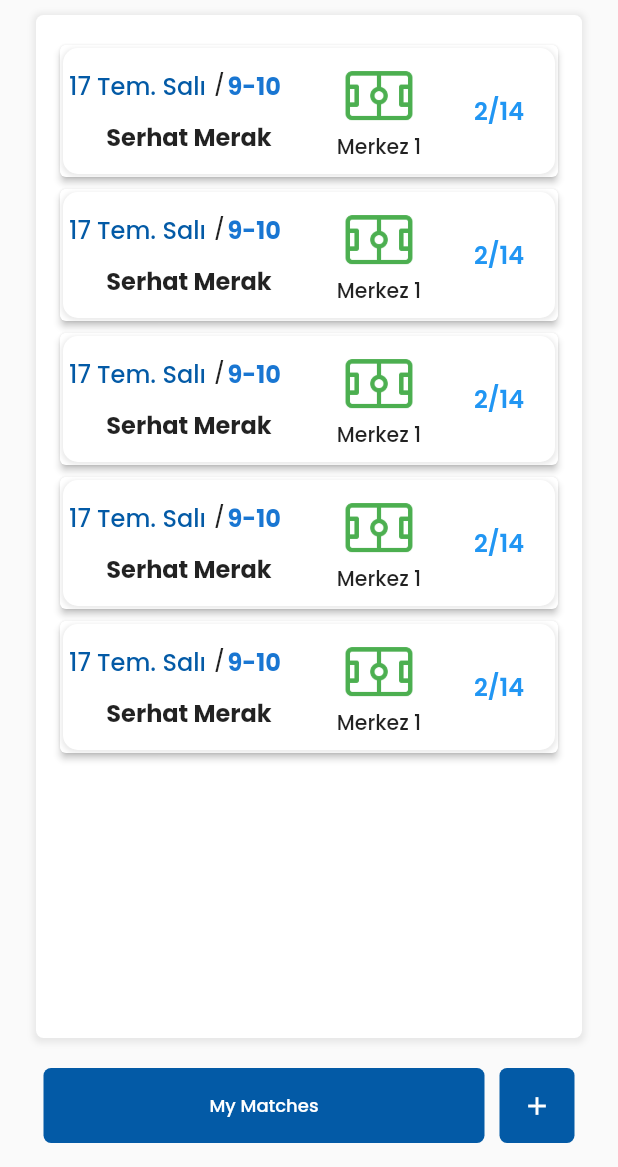
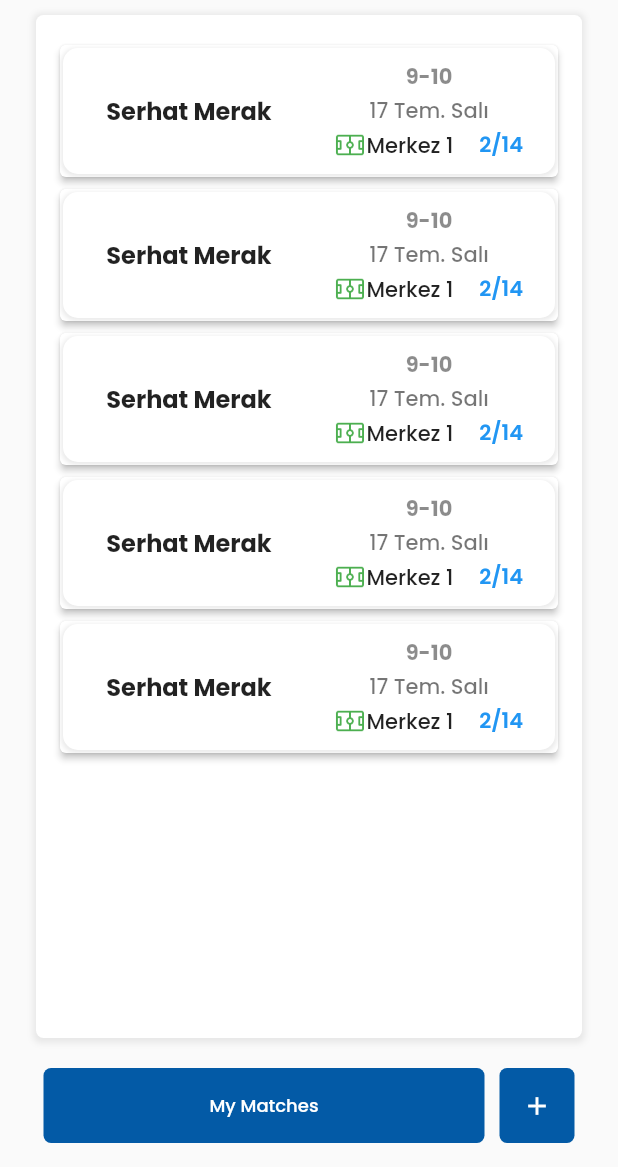
Before and after one commit to merakserhat/BilFoot2-combined, a Flutter app: the MatchListPage screen opened directly, on a phone screen of 412 x 824 dp, the part 69-1236 px from its top. Run offline on Flutter 3.47's test engine with Material 2 defaults, Android fonts, the phone set to English and light mode, and no system bars; our stand-ins replace auto_size_text, bloc, carousel_slider, equatable, firebase_auth, firebase_core and 6 more; missing offline and left inert: dart:ffi; accounts and stored records are empty; network calls fail.

Commit message:
further redesigns//waiting to be merged

```diff
--- a/BilFoot_flutter/bilfoot/lib/views/screens/match_page/widgets/match_list_item.dart
+++ b/BilFoot_flutter/bilfoot/lib/views/screens/match_page/widgets/match_list_item.dart
@@ -2,6 +2,7 @@ import 'package:bilfoot/config/constants/program_constants.dart';
 import 'package:bilfoot/data/models/match_model.dart';
 import 'package:bilfoot/views/screens/match_page/match_detailed_page.dart';
 import 'package:bilfoot/views/screens/match_page/widgets/match_info_card.dart';
+import 'package:bilfoot/views/screens/match_page/widgets/new_match_info_card.dart';
 import 'package:flutter/material.dart';
 
 class MatchListItem extends StatelessWidget {
@@ -16,7 +17,7 @@ class MatchListItem extends StatelessWidget {
             builder: (_) => MatchDetailedPage(match: matchModel),
           ));
         },
-        child: MatchInfoCard(
+        child: NewMatchInfoCard(
           matchModel: matchModel,
         )
         /*Container(
--- /dev/null
+++ b/BilFoot_flutter/bilfoot/lib/views/screens/match_page/widgets/new_match_info_card.dart
@@ -0,0 +1,118 @@
+import 'package:bilfoot/views/themes/my_themes.dart';
+import 'package:flutter/material.dart';
+import 'package:flutter/src/foundation/key.dart';
+import 'package:flutter/src/widgets/framework.dart';
+
+import '../../../../config/constants/program_constants.dart';
+import '../../../../data/models/match_model.dart';
+
+class NewMatchInfoCard extends StatelessWidget {
+  const NewMatchInfoCard({Key? key, required this.matchModel})
+      : super(key: key);
+  final MatchModel matchModel;
+
+  Color _getColor() {
+    if (matchModel.people.length == matchModel.peopleLimit) {
+      return Colors.red;
+    } else if (matchModel.people.length >= matchModel.peopleLimit - 3) {
+      return Colors.orange;
+    } else {
+      return MyThemes.darkTheme.primaryColor;
+    }
+  }
+
+  @override
+  Widget build(BuildContext context) {
+    return Card(
+      elevation: 2,
+      child: Container(
+        height: 84,
+        width: double.infinity,
+        margin: const EdgeInsets.all(2),
+        padding: const EdgeInsets.symmetric(vertical: 8, horizontal: 4),
+        decoration: BoxDecoration(
+          borderRadius: BorderRadius.circular(10),
+          boxShadow:
+              ProgramConstants.getDefaultBoxShadow(context, smallShadow: true),
+          color: Colors.white,
+        ),
+        child: Row(
+          children: [
+            Expanded(
+              child: Text(
+                matchModel.creator.fullName,
+                style: Theme.of(context)
+                    .textTheme
+                    .headline3!
+                    .copyWith(fontWeight: FontWeight.bold),
+                textAlign: TextAlign.center,
+              ),
+            ),
+            Expanded(
+              child: Column(
+                crossAxisAlignment: CrossAxisAlignment.center,
+                mainAxisAlignment: MainAxisAlignment.spaceAround,
+                children: [
+                  Text(
+                    matchModel.hour,
+                    textAlign: TextAlign.end,
+                    style: Theme.of(context).textTheme.headline3!.copyWith(
+                        fontSize: 14,
+                        fontWeight: FontWeight.bold,
+                        color: Colors.black45),
+                  ),
+                  Text(
+                    matchModel.date,
+                    textAlign: TextAlign.start,
+                    style: Theme.of(context)
+                        .textTheme
+                        .headline3!
+                        .copyWith(color: Colors.black54, fontSize: 14),
+                  ),
+                  Row(
+                    crossAxisAlignment: CrossAxisAlignment.center,
+                    mainAxisAlignment: MainAxisAlignment.spaceEvenly,
+                    children: [
+                      Row(
+                        children: [
+                          SizedBox(
+                            height: 20,
+                            child: Image.asset(
+                              "assets/images/pitch.png",
+                              color: Colors.green,
+                            ),
+                          ),
+                          SizedBox(
+                            width: 1,
+                          ),
+                          SizedBox(
+                            height: 20,
+                            child: Text(
+                              matchModel.pitch,
+                              textAlign: TextAlign.center,
+                              style: Theme.of(context)
+                                  .textTheme
+                                  .headline3!
+                                  .copyWith(fontSize: 14),
+                            ),
+                          ),
+                        ],
+                      ),
+                      Text(
+                        '${matchModel.people.length}/${matchModel.peopleLimit}',
+                        style: Theme.of(context)
+                            .textTheme
+                            .headline2!
+                            .copyWith(fontSize: 14, color: _getColor()),
+                      ),
+                    ],
+                  ),
+                ],
+              ),
+            ),
+          ],
+        ),
+      ),
+    );
+  }
+}
```
